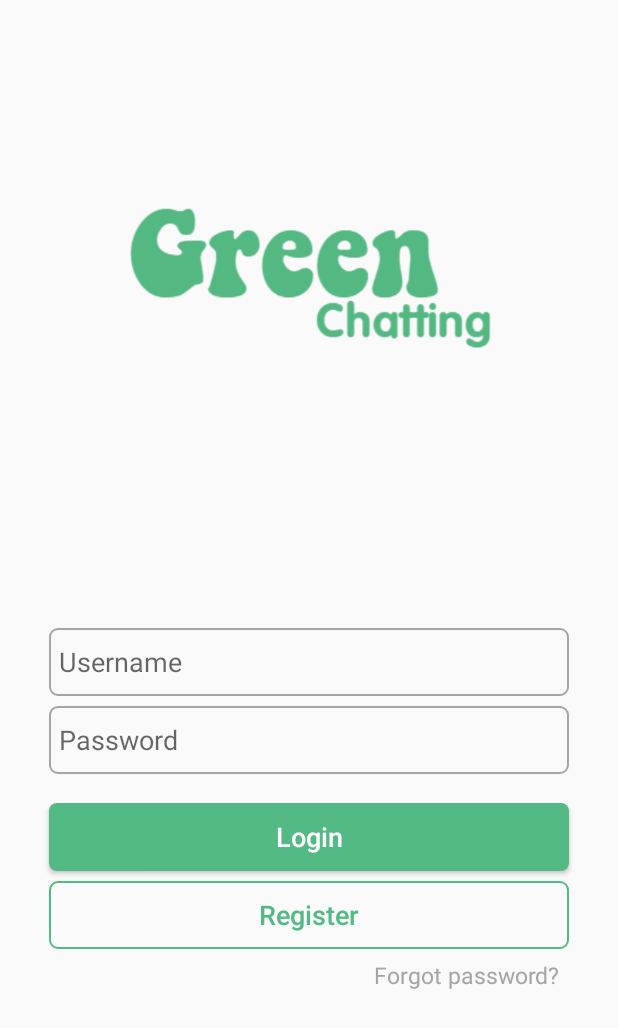
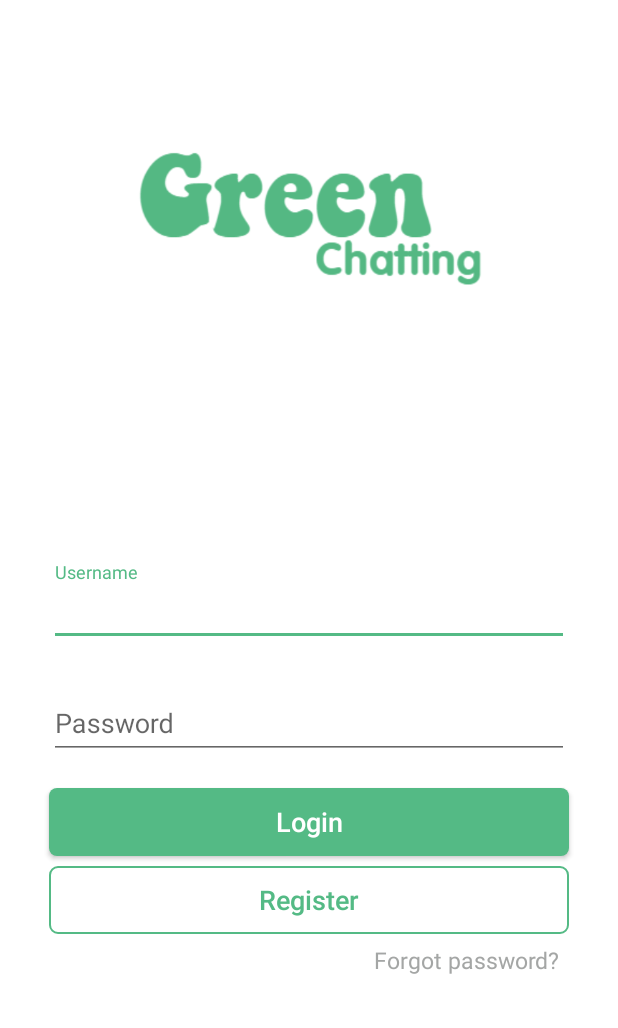
Before and after one commit to dungxdn/SimpleChat, an Android app: the layout activity_login.xml on its own in the app's theme, with its tools: preview values and no code run, on a phone screen of 412 x 824 dp. Shown: the top 1028 px of the screen. Run offline under Robolectric (Android 15) with nearby library versions, the phone set to English and light mode, and no system bars; plain views replace AVLoadingIndicatorView.

Commit message:
Design UI login

```diff
--- a/app/build.gradle
+++ b/app/build.gradle
@@ -53,12 +53,13 @@ dependencies {
     compile 'de.hdodenhof:circleimageview:2.2.0'
     //ssp and sdp
     compile 'com.intuit.sdp:sdp-android:1.0.5'
+    compile 'com.intuit.ssp:ssp-android:1.0.5'
+
 
     compile('io.socket:socket.io-client:1.0.0') {
         // excluding org.json which is provided by Android
         exclude group: 'org.json', module: 'json'
     }
-    compile 'com.intuit.ssp:ssp-android:1.0.5'
     //Avi
     compile 'com.wang.avi:library:2.1.3'
     //Stetho
--- a/app/src/main/res/layout/activity_login.xml
+++ b/app/src/main/res/layout/activity_login.xml
@@ -5,18 +5,19 @@
     android:layout_width="match_parent"
     android:layout_height="match_parent"
     android:orientation="vertical"
+    android:background="@color/white"
     tools:context=".view.activities.LoginActivity">
 
     <LinearLayout
         android:layout_width="match_parent"
-        android:layout_height="@dimen/_220sdp"
+        android:layout_height="@dimen/_180sdp"
         android:gravity="center">
 
         <android.support.v7.widget.AppCompatImageView
             android:id="@+id/imgv_logo"
-            android:layout_width="@dimen/_200sdp"
-            android:layout_height="wrap_content"
-            android:layout_marginTop="@dimen/_30sdp"
+            android:layout_width="wrap_content"
+            android:layout_height="@dimen/_80sdp"
+            android:layout_marginTop="@dimen/_20sdp"
             android:adjustViewBounds="false"
             android:scaleType="fitCenter"
             android:src="@drawable/logo1" />
@@ -27,35 +28,43 @@
         android:layout_height="match_parent"
         android:orientation="vertical"
         android:gravity="center">
-        <android.support.v7.widget.AppCompatEditText
+        <android.support.design.widget.TextInputLayout
+            android:id="@+id/design_email"
+            android:layout_width="match_parent"
+            android:layout_height="wrap_content"
+            android:layout_below="@+id/imgv_logo">
+
+            <EditText
                 android:id="@+id/edtUsername"
                 android:layout_width="match_parent"
-            android:layout_marginBottom="@dimen/_5sdp"
-            android:layout_height="@dimen/_35sdp"
+                android:layout_height="wrap_content"
                 android:layout_marginLeft="@dimen/_25sdp"
                 android:layout_marginRight="@dimen/_25sdp"
-            android:layout_marginTop="@dimen/_2sdp"
-            android:background="@drawable/shape_bg_edt_login"
-            android:gravity="center|left"
+                android:layout_marginTop="@dimen/_25sdp"
+                android:layout_marginBottom="@dimen/_15sdp"
+                android:textSize="@dimen/_14ssp"
+                android:textColor="@color/black"
                 android:hint="@string/hint_email"
-            android:inputType="text"
-            android:padding="@dimen/_5sdp"
-            android:textColor="@color/black"
-            android:textSize="@dimen/_14ssp" />
+                android:inputType="text" />
+        </android.support.design.widget.TextInputLayout>
 
-        <android.support.v7.widget.AppCompatEditText
+        <android.support.design.widget.TextInputLayout
+            android:id="@+id/design_password"
+            android:layout_width="match_parent"
+            android:layout_height="wrap_content">
+
+            <EditText
                 android:id="@+id/edtPassword"
                 android:layout_width="match_parent"
-            android:layout_height="@dimen/_35sdp"
+                android:layout_height="wrap_content"
                 android:layout_marginLeft="@dimen/_25sdp"
                 android:layout_marginRight="@dimen/_25sdp"
-            android:background="@drawable/shape_bg_edt_login"
-            android:gravity="center|left"
+                android:textColor="@color/black"
                 android:hint="@string/hint_pass"
-            android:inputType="textPassword"
-            android:padding="@dimen/_5sdp"
-            android:textColor="@color/black"
-            android:textSize="@dimen/_14ssp" />
+                android:textSize="@dimen/_14ssp"
+                android:inputType="textPassword" />
+
+        </android.support.design.widget.TextInputLayout>
 
 
         <android.support.v7.widget.AppCompatButton
--- /dev/null
+++ b/app/src/main/res/layout/layout_custom_toolbar.xml
@@ -0,0 +1,5 @@
+<?xml version="1.0" encoding="utf-8"?>
+<LinearLayout   xmlns:android="http://schemas.android.com/apk/res/android" android:layout_width="match_parent"
+    android:layout_height="match_parent">
+
+</LinearLayout>
--- a/app/src/main/res/values/colors.xml
+++ b/app/src/main/res/values/colors.xml
@@ -3,7 +3,7 @@
     <color name="colorPrimary">#3F51B5</color>
     <color name="colorPrimaryDark">#303F9F</color>
     <color name="colorAccent">#FF4081</color>
-    //
+
     <color name="white">#ffffff </color>
     <color name="blue">#385998</color>
     <color name="yellow">#FFD700</color>
--- a/app/src/main/res/values/strings.xml
+++ b/app/src/main/res/values/strings.xml
@@ -3,6 +3,9 @@
     //Login
     <string name="hint_email">Username</string>
     <string name="hint_pass">Password</string>
+    <string name="hint_confirm_pass">Confirm password</string>
+    <string name="hint_firstname">Firstname</string>
+    <string name="hint_lastname">Lastname</string>
     <string name="text_login">Login</string>
     <string name="text_register">Register</string>
     <string name="text_create_accout">Create new account</string>
--- a/app/src/main/res/values/styles.xml
+++ b/app/src/main/res/values/styles.xml
@@ -3,15 +3,15 @@
     <!-- Base application theme. -->
     <style name="AppTheme" parent="Theme.AppCompat.Light.DarkActionBar">
         <!-- Customize your theme here. -->
-        <item name="colorPrimary">@color/colorPrimary</item>
-        <item name="colorPrimaryDark">@color/colorPrimaryDark</item>
-        <item name="colorAccent">@color/colorAccent</item>
+        <item name="colorPrimary">@color/colorGreen</item>
+        <item name="colorPrimaryDark">@color/colorGreenDark</item>
+        <item name="colorAccent">@color/colorGreen</item>
     </style>
     <style name="MyAppTheme" parent="Theme.AppCompat.Light.NoActionBar">
         <!-- Customize your theme here. -->
         <item name="colorPrimary">@color/colorGreen</item>
         <item name="colorPrimaryDark">@color/colorGreenDark</item>
-        <item name="colorAccent">@color/colorGray</item>
+        <item name="colorAccent">@color/colorGreen</item>
     </style>
 
 </resources>
```
Also changed, not shown: app/src/main/AndroidManifest.xml (+5 -2 lines), app/src/main/java/jp/bap/traning/simplechat/CustomToolbar.java (added, +23 -0 lines), app/src/main/java/jp/bap/traning/simplechat/MainActivity.java (+8 -8 lines), app/src/main/java/jp/bap/traning/simplechat/view/activities/LoginActivity.java (+5 -5 lines), app/src/main/java/jp/bap/traning/simplechat/view/activities/SignUpActivity.java (+19 -13 lines), app/src/main/res/drawable/shape_bg_register.xml (added, +7 -0 lines), app/src/main/res/layout/activity_main.xml (+6 -16 lines), app/src/main/res/layout/activity_sign_up.xml (+109 -60 lines). Lines whose indentation alone changed are shown as unchanged.
